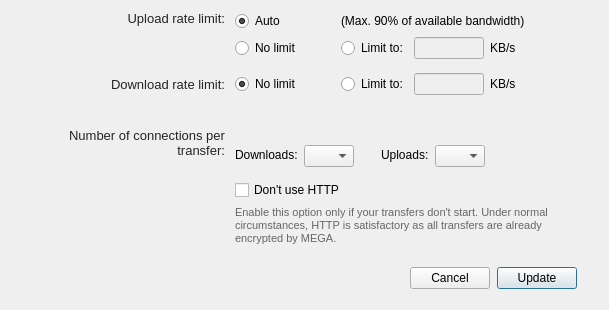
Old version of the form src/MEGASync/gui/macx/BandwidthSettings.ui in the repository meganz/MEGAsync.
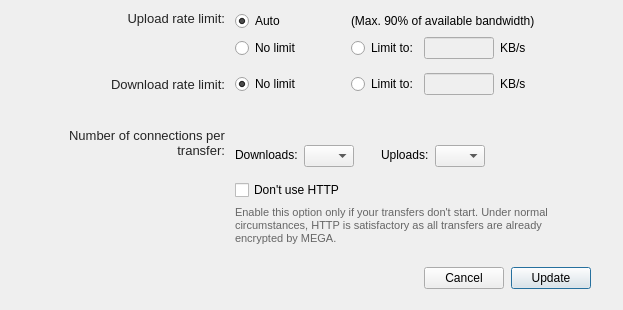
New version of the form.

Commit message: SNC-2211. Fix UI issues detected on Big Sur

Patch:
```diff
--- a/src/MEGASync/gui/macx/BandwidthSettings.ui
+++ b/src/MEGASync/gui/macx/BandwidthSettings.ui
@@ -9,8 +9,8 @@
    <rect>
     <x>0</x>
     <y>0</y>
-    <width>608</width>
-    <height>422</height>
+    <width>658</width>
+    <height>463</height>
    </rect>
   </property>
   <property name="minimumSize">
@@ -177,7 +177,7 @@
              <number>0</number>
             </property>
             <property name="rightMargin">
-             <number>0</number>
+             <number>32</number>
             </property>
             <property name="bottomMargin">
              <number>0</number>
@@ -203,6 +203,9 @@
                <string notr="true"/>
               </property>
               <layout class="QFormLayout" name="formLayout">
+               <property name="sizeConstraint">
+                <enum>QLayout::SetDefaultConstraint</enum>
+               </property>
                <property name="fieldGrowthPolicy">
                 <enum>QFormLayout::FieldsStayAtSizeHint</enum>
                </property>
@@ -243,7 +246,7 @@
                  </property>
                  <property name="minimumSize">
                   <size>
-                   <width>0</width>
+                   <width>100</width>
                    <height>0</height>
                   </size>
                  </property>
@@ -300,7 +303,7 @@
                   <set>Qt::AlignLeading|Qt::AlignLeft|Qt::AlignVCenter</set>
                  </property>
                  <property name="wordWrap">
-                  <bool>true</bool>
+                  <bool>false</bool>
                  </property>
                  <property name="indent">
                   <number>-1</number>
@@ -317,7 +320,7 @@
                  </property>
                  <property name="minimumSize">
                   <size>
-                   <width>90</width>
+                   <width>100</width>
                    <height>0</height>
                   </size>
                  </property>
@@ -614,7 +617,7 @@
                  </property>
                  <property name="minimumSize">
                   <size>
-                   <width>90</width>
+                   <width>100</width>
                    <height>0</height>
                   </size>
                  </property>
@@ -1071,7 +1074,7 @@
        <number>0</number>
       </property>
       <property name="rightMargin">
-       <number>0</number>
+       <number>32</number>
       </property>
       <property name="bottomMargin">
        <number>0</number>
@@ -1097,9 +1100,15 @@
       </item>
       <item>
        <widget class="QLabel" name="lUseHttps">
+        <property name="sizePolicy">
+         <sizepolicy hsizetype="Preferred" vsizetype="Fixed">
+          <horstretch>0</horstretch>
+          <verstretch>0</verstretch>
+         </sizepolicy>
+        </property>
         <property name="maximumSize">
          <size>
-          <width>350</width>
+          <width>16777215</width>
           <height>16777215</height>
          </size>
         </property>
```
Left out of the diff: 2 changed lines with no effect on the pictures. The commit also changes 4 other files.
